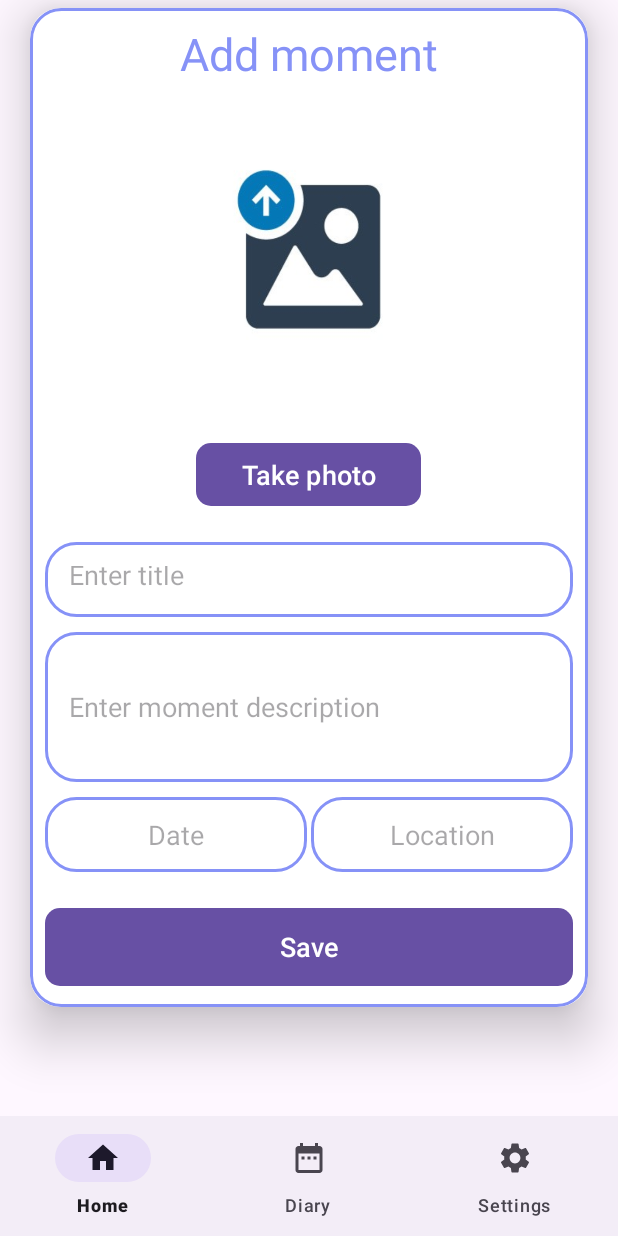
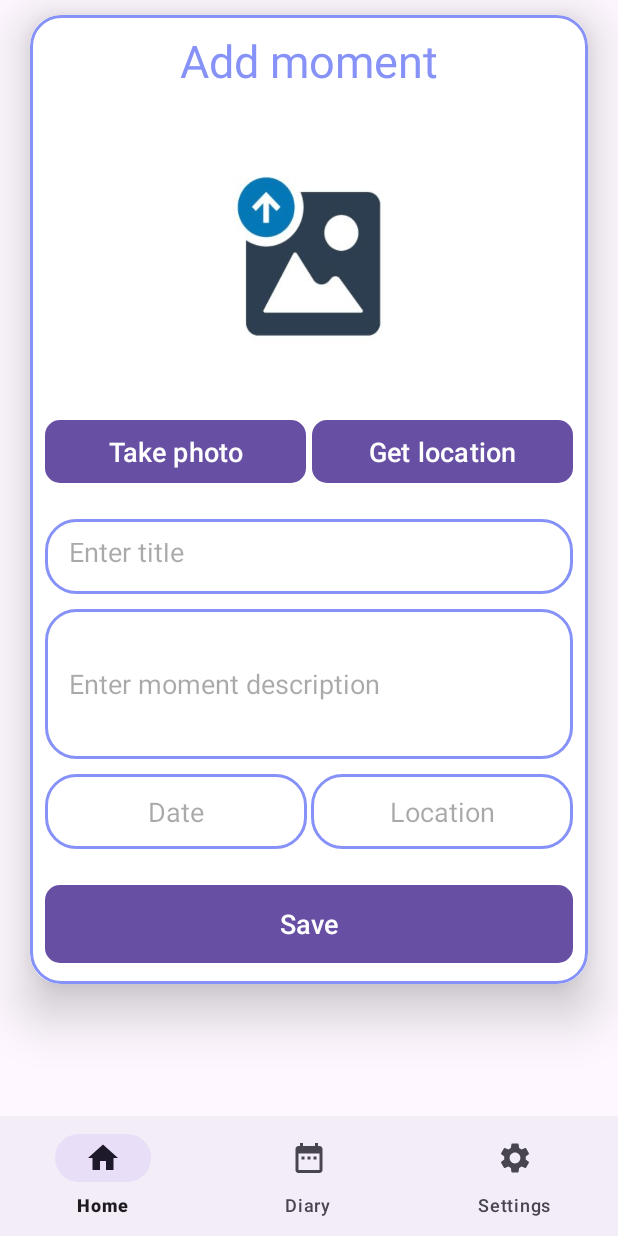
Before and after one commit to 5arBarisic/Moment_Map, an Android app: the AddMomentFragment screen opened through its navigation route, on a phone screen of 412 x 824 dp. Run offline under Robolectric (Android 15) with nearby library versions, the phone set to English and light mode, and no system bars; our stand-ins replace Firebase (no records; nobody signed in at launch, a user with empty details on screens opened directly), navigation-ui; pictures from the network do not load.

Commit message:
added location service

```diff
--- a/app/build.gradle.kts
+++ b/app/build.gradle.kts
@@ -42,6 +42,7 @@ android {
 dependencies {
 
     implementation("com.google.firebase:firebase-storage-ktx:20.2.1")
+    implementation("com.google.android.gms:play-services-location:21.0.1")
     val navVersion = "2.5.1"
 
     implementation("androidx.navigation:navigation-fragment-ktx:$navVersion")
--- a/app/src/main/AndroidManifest.xml
+++ b/app/src/main/AndroidManifest.xml
@@ -11,7 +11,8 @@
         android:maxSdkVersion="32" />
     <uses-permission android:name="android.permission.READ_MEDIA_IMAGES" />
     <uses-permission android:name="android.permission.INTERNET" />
-
+    <uses-permission android:name="android.permission.ACCESS_COARSE_LOCATION" />
+    <uses-permission android:name="android.permission.ACCESS_FINE_LOCATION" />
     <application
         android:allowBackup="true"
         android:dataExtractionRules="@xml/data_extraction_rules"
--- a/app/src/main/res/layout/fragment_add_moment.xml
+++ b/app/src/main/res/layout/fragment_add_moment.xml
@@ -1,6 +1,5 @@
 <?xml version="1.0" encoding="utf-8"?>
-<ScrollView
-    xmlns:android="http://schemas.android.com/apk/res/android"
+<ScrollView xmlns:android="http://schemas.android.com/apk/res/android"
     xmlns:app="http://schemas.android.com/apk/res-auto"
     xmlns:tools="http://schemas.android.com/tools"
     android:layout_width="match_parent"
@@ -10,67 +9,88 @@
     <androidx.cardview.widget.CardView
         android:layout_width="match_parent"
         android:layout_height="wrap_content"
-        android:layout_marginTop="5dp"
+        android:layout_marginStart="20dp"
+        android:layout_marginTop="10dp"
         android:layout_marginEnd="20dp"
-        android:layout_marginStart="20dp"
         app:cardCornerRadius="20dp"
         app:cardElevation="20dp">
+
         <LinearLayout
             android:layout_width="match_parent"
             android:layout_height="wrap_content"
-            android:orientation="vertical"
             android:layout_gravity="center_horizontal"
             android:background="@drawable/lavender_border"
+            android:orientation="vertical"
             android:padding="10dp">
+
             <TextView
                 android:layout_width="match_parent"
                 android:layout_height="wrap_content"
                 android:text="Add moment"
+                android:textAlignment="center"
                 android:textColor="@color/lavender"
-                android:textAlignment="center"
-                android:textSize="30dp"
-                />
+                android:textSize="30dp" />
+
             <ImageView
+                android:id="@+id/uploadImage"
                 android:layout_width="200dp"
+                android:layout_height="210dp"
                 android:layout_gravity="center"
-                android:layout_height="210dp"
-                android:id="@+id/uploadImage"
-                android:src="@drawable/uploadimg"
                 android:layout_marginTop="5dp"
+                android:contentDescription="add image"
                 android:scaleType="fitXY"
-                android:contentDescription="add image" />
-            <Button
-                android:layout_width="150dp"
-                android:layout_height="50dp"
-                android:text="Take photo"
-                android:layout_gravity="center"
-                android:id="@+id/takePhoto"
-                android:textSize="18sp"
-                android:layout_marginTop="20dp"
-                app:cornerRadius = "10dp"/>
+                android:src="@drawable/uploadimg" />
+
+            <LinearLayout
+                android:layout_width="match_parent"
+                android:layout_height="wrap_content"
+                android:orientation="horizontal">
+
+                <Button
+                    android:id="@+id/takePhoto"
+                    android:layout_width="0dp"
+                    android:layout_weight="1"
+                    android:layout_height="50dp"
+                    android:text="Take photo"
+                    android:layout_marginEnd="2dp"
+                    android:textSize="18sp"
+                    app:cornerRadius="10dp" />
+                <Button
+                    android:id="@+id/getLocation"
+                    android:layout_width="0dp"
+                    android:layout_weight="1"
+                    android:layout_marginStart="2dp"
+                    android:layout_height="50dp"
+                    android:text="Get location"
+                    android:textSize="18sp"
+                    app:cornerRadius="10dp" />
+            </LinearLayout>
+
             <EditText
+                android:id="@+id/uploadTitle"
                 android:layout_width="match_parent"
                 android:layout_height="50dp"
-                android:id="@+id/uploadTitle"
+                android:layout_marginTop="20dp"
                 android:background="@drawable/lavender_border"
-                android:layout_marginTop="20dp"
+                android:gravity="start|center_vertical"
+                android:hint="Enter title"
+                android:inputType="textCapSentences|textMultiLine"
+                android:maxLines="1"
                 android:padding="16dp"
-                android:maxLines="1"
-                android:inputType="textCapSentences|textMultiLine"
-                android:hint="Enter title"
-                android:gravity="start|center_vertical"
-                android:textColor="@color/lavender"/>
+                android:textColor="@color/lavender" />
+
             <EditText
+                android:id="@+id/uploadDesc"
                 android:layout_width="match_parent"
                 android:layout_height="100dp"
-                android:id="@+id/uploadDesc"
+                android:layout_marginTop="10dp"
                 android:background="@drawable/lavender_border"
-                android:layout_marginTop="10dp"
+                android:gravity="start|center_vertical"
+                android:hint="Enter moment description"
+                android:inputType="textCapSentences|textMultiLine"
                 android:padding="16dp"
-                android:inputType="textCapSentences|textMultiLine"
-                android:hint="Enter moment description"
-                android:gravity="start|center_vertical"
-                android:textColor="@color/lavender"/>
+                android:textColor="@color/lavender" />
+
             <LinearLayout
                 android:layout_width="match_parent"
                 android:layout_height="wrap_content"
@@ -79,35 +99,38 @@
                 <TextView
                     android:id="@+id/uploadDate"
                     android:layout_width="0dp"
-                    android:background="@drawable/lavender_border"
                     android:layout_height="50dp"
                     android:layout_marginTop="10dp"
                     android:layout_marginEnd="1dp"
+                    android:layout_weight="1"
+                    android:background="@drawable/lavender_border"
                     android:gravity="center"
-                    android:textSize="18sp"
-                    android:layout_weight="1"
-                    android:hint="Date"/>
+                    android:textColor="@color/lavender"
+                    android:hint="Date"
+                    android:textSize="18sp" />
 
                 <EditText
                     android:id="@+id/uploadLocation"
                     android:layout_width="0dp"
+                    android:layout_height="50dp"
+                    android:layout_marginStart="1dp"
+                    android:layout_marginTop="10dp"
+                    android:layout_weight="1"
                     android:background="@drawable/lavender_border"
-                    android:layout_height="50dp"
-                    android:layout_marginTop="10dp"
-                    android:layout_marginStart="1dp"
                     android:gravity="center"
-                    android:inputType="textCapSentences|textMultiLine"
-                    android:layout_weight="1"
-                    android:hint="Location"/>
+                    android:textColor="@color/lavender"
+                    android:hint="Location"
+                    android:inputType="textCapSentences|textMultiLine" />
             </LinearLayout>
+
             <Button
+                android:id="@+id/saveButton"
                 android:layout_width="match_parent"
                 android:layout_height="60dp"
+                android:layout_marginTop="20dp"
                 android:text="Save"
-                android:id="@+id/saveButton"
                 android:textSize="18sp"
-                android:layout_marginTop="20dp"
-                app:cornerRadius = "10dp"/>
+                app:cornerRadius="10dp" />
         </LinearLayout>
     </androidx.cardview.widget.CardView>
 </ScrollView>
--- a/app/src/main/res/layout/fragment_home.xml
+++ b/app/src/main/res/layout/fragment_home.xml
@@ -16,7 +16,7 @@
         android:id="@+id/search"
         app:iconifiedByDefault="false"
         app:searchHintIcon="@null"
-        app:queryHint="Search by title or location"
+        app:queryHint="Search by title or location..."
         android:focusable="false"
         app:closeIcon="@drawable/baseline_close_24"
         app:searchIcon="@drawable/baseline_search_24"
```
Also changed, not shown: app/src/main/java/com/example/momentmap/ui/new_moment/AddMomentFragment.kt (+73 -10 lines), app/src/main/res/layout/activity_moment_details.xml (+35 -22 lines).
